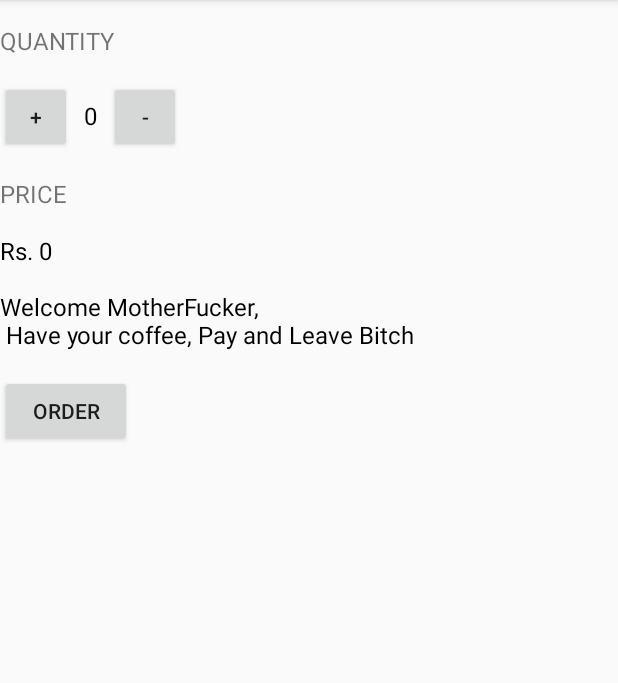
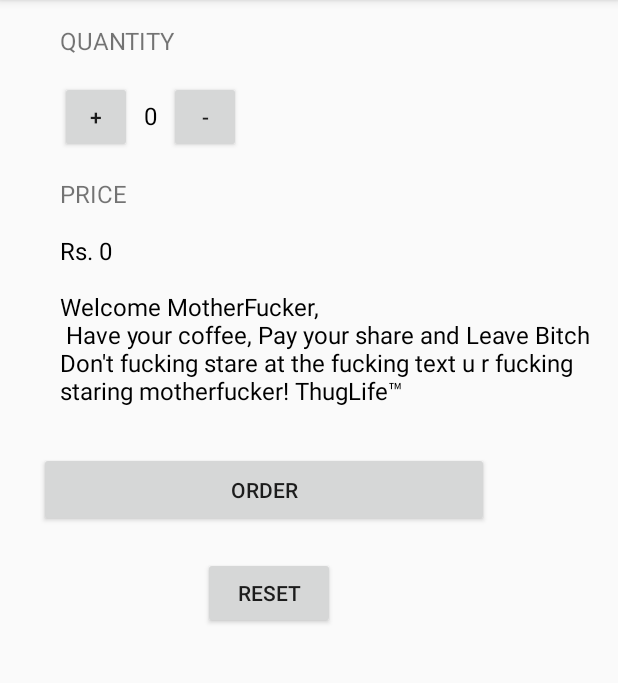
Before and after one commit to jashaswee/JustJava, an Android app: the screen it shows after launch (MainActivity), on a phone screen of 412 x 824 dp, the part 84-767 px from its top. Run offline under Robolectric (Android 15) with nearby library versions, the phone set to English and light mode, and no system bars.

Commit message:
Added some fucking stuffs to this fucking test app. Modified the fucking layout for example. ThugLife™

```diff
--- a/app/src/main/res/layout/activity_main.xml
+++ b/app/src/main/res/layout/activity_main.xml
@@ -1,8 +1,17 @@
 <?xml version = "1.0" encoding = "utf-8"?>
+
 <LinearLayout xmlns:android = "http://schemas.android.com/apk/res/android"
     xmlns:tools = "http://schemas.android.com/tools"
     android:layout_width = "match_parent"
     android:layout_height = "match_parent"
+    android:orientation = "vertical"
+    tools:context = "com.example.android.justjava.MainActivity">
+
+<LinearLayout xmlns:android = "http://schemas.android.com/apk/res/android"
+    xmlns:tools = "http://schemas.android.com/tools"
+    android:layout_width = "wrap_content"
+    android:layout_height = "wrap_content"
+    android:layout_marginLeft = "40dp"
     android:orientation = "vertical"
     tools:context = "com.example.android.justjava.MainActivity">
 
@@ -58,18 +67,40 @@
     <TextView
         android:layout_width="wrap_content"
         android:layout_height="wrap_content"
-        android:text="Rs. 0 \n\nWelcome MotherFucker, \n Have your coffee, Pay and Leave Bitch"
+        android:text="Rs. 0 \n\nWelcome MotherFucker, \n Have your coffee, Pay your share and Leave Bitch \nDon't fucking stare at the fucking text u r fucking staring motherfucker! ThugLife™"
         android:id="@+id/price_text_view"
         android:textSize = "16sp"
         android:textColor = "@android:color/black"
         android:paddingTop="16dp"/>
 
+    </LinearLayout>
+
+    <RelativeLayout xmlns:android = "http://schemas.android.com/apk/res/android"
+        xmlns:tools = "http://schemas.android.com/tools"
+        android:layout_width = "wrap_content"
+        android:layout_height = "wrap_content"
+        android:orientation = "vertical"
+        android:layout_marginTop = "30dp"
+        android:layout_marginStart="26dp"
+        android:layout_marginLeft="26dp"
+        tools:context = "com.example.android.justjava.MainActivity">
+        <Button
+            android:layout_width = "300dp"
+            android:layout_height = "50dp"
+            android:layout_marginBottom = "20dp"
+            android:text = "ORDER"
+            android:onClick = "submitOrder"/>
+
+
+        </RelativeLayout>
+
+
     <Button
         android:layout_width = "wrap_content"
         android:layout_height = "wrap_content"
-        android:text = "ORDER"
-        android:layout_marginTop = "16dp"
-        android:onClick = "submitOrder"/>
+        android:text = "RESET"
+        android:layout_marginLeft="135dp"
+        android:onClick = "reset"/>
 
 
 </LinearLayout>
```
